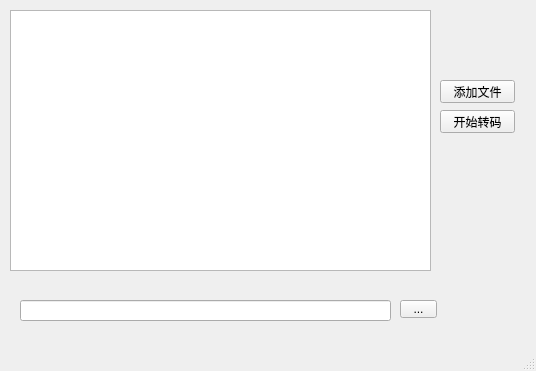
Old version of the form mainwindow.ui in the repository btnkij/qsv2flv.
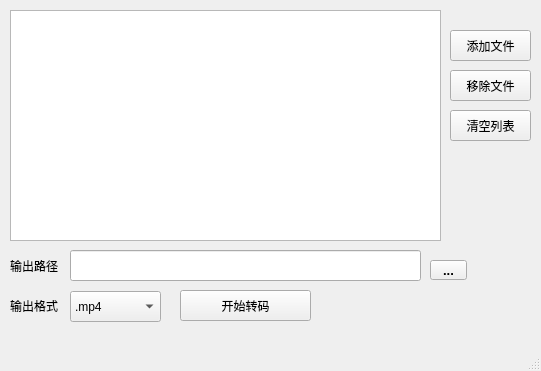
New version of the form.

Diff of the .ui file:
```diff
--- a/mainwindow.ui
+++ b/mainwindow.ui
@@ -6,7 +6,7 @@
    <rect>
     <x>0</x>
     <y>0</y>
-    <width>536</width>
+    <width>541</width>
     <height>371</height>
    </rect>
   </property>
@@ -17,10 +17,10 @@
    <widget class="QPushButton" name="pushButton">
     <property name="geometry">
      <rect>
-      <x>440</x>
-      <y>110</y>
-      <width>75</width>
-      <height>23</height>
+      <x>180</x>
+      <y>290</y>
+      <width>131</width>
+      <height>31</height>
      </rect>
     </property>
     <property name="text">
@@ -30,22 +30,32 @@
    <widget class="QLineEdit" name="txtOutputPath">
     <property name="geometry">
      <rect>
-      <x>20</x>
-      <y>300</y>
-      <width>371</width>
-      <height>21</height>
+      <x>70</x>
+      <y>250</y>
+      <width>351</width>
+      <height>31</height>
      </rect>
     </property>
+    <property name="text">
+     <string/>
+    </property>
    </widget>
    <widget class="QToolButton" name="btnSelectOutputPath">
     <property name="geometry">
      <rect>
-      <x>400</x>
-      <y>300</y>
+      <x>430</x>
+      <y>260</y>
       <width>37</width>
-      <height>18</height>
+      <height>20</height>
      </rect>
     </property>
+    <property name="font">
+     <font>
+      <pointsize>10</pointsize>
+      <weight>75</weight>
+      <bold>true</bold>
+     </font>
+    </property>
     <property name="contextMenuPolicy">
      <enum>Qt::NoContextMenu</enum>
     </property>
@@ -56,10 +66,10 @@
    <widget class="QPushButton" name="btnAppendFiles">
     <property name="geometry">
      <rect>
-      <x>440</x>
-      <y>80</y>
-      <width>75</width>
-      <height>23</height>
+      <x>450</x>
+      <y>30</y>
+      <width>81</width>
+      <height>31</height>
      </rect>
     </property>
     <property name="text">
@@ -71,8 +81,8 @@
      <rect>
       <x>10</x>
       <y>10</y>
-      <width>421</width>
-      <height>261</height>
+      <width>431</width>
+      <height>231</height>
      </rect>
     </property>
     <property name="contextMenuPolicy">
@@ -81,19 +91,118 @@
     <property name="editTriggers">
      <set>QAbstractItemView::NoEditTriggers</set>
     </property>
+    <property name="alternatingRowColors">
+     <bool>true</bool>
+    </property>
     <property name="selectionBehavior">
      <enum>QAbstractItemView::SelectRows</enum>
     </property>
+    <property name="verticalScrollMode">
+     <enum>QAbstractItemView::ScrollPerPixel</enum>
+    </property>
+    <property name="horizontalScrollMode">
+     <enum>QAbstractItemView::ScrollPerPixel</enum>
+    </property>
+    <property name="wordWrap">
+     <bool>false</bool>
+    </property>
+    <attribute name="horizontalHeaderCascadingSectionResizes">
+     <bool>false</bool>
+    </attribute>
+    <attribute name="horizontalHeaderMinimumSectionSize">
+     <number>40</number>
+    </attribute>
+    <attribute name="horizontalHeaderDefaultSectionSize">
+     <number>40</number>
+    </attribute>
     <attribute name="horizontalHeaderHighlightSections">
      <bool>false</bool>
     </attribute>
+    <attribute name="horizontalHeaderStretchLastSection">
+     <bool>false</bool>
+    </attribute>
     <attribute name="verticalHeaderVisible">
      <bool>false</bool>
     </attribute>
+    <attribute name="verticalHeaderMinimumSectionSize">
+     <number>25</number>
+    </attribute>
     <attribute name="verticalHeaderHighlightSections">
      <bool>false</bool>
     </attribute>
    </widget>
+   <widget class="QComboBox" name="cbxTargetFormat">
+    <property name="geometry">
+     <rect>
+      <x>70</x>
+      <y>291</y>
+      <width>91</width>
+      <height>31</height>
+     </rect>
+    </property>
+    <item>
+     <property name="text">
+      <string>.mp4</string>
+     </property>
+    </item>
+    <item>
+     <property name="text">
+      <string>.flv</string>
+     </property>
+    </item>
+   </widget>
+   <widget class="QPushButton" name="btnRemoveFile">
+    <property name="geometry">
+     <rect>
+      <x>450</x>
+      <y>70</y>
+      <width>81</width>
+      <height>31</height>
+     </rect>
+    </property>
+    <property name="text">
+     <string>移除文件</string>
+    </property>
+   </widget>
+   <widget class="QPushButton" name="btnClearList">
+    <property name="geometry">
+     <rect>
+      <x>450</x>
+      <y>110</y>
+      <width>81</width>
+      <height>31</height>
+     </rect>
+    </property>
+    <property name="text">
+     <string>清空列表</string>
+    </property>
+   </widget>
+   <widget class="QLabel" name="label">
+    <property name="geometry">
+     <rect>
+      <x>10</x>
+      <y>260</y>
+      <width>54</width>
+      <height>12</height>
+     </rect>
+    </property>
+    <property name="text">
+     <string>输出路径</string>
+    </property>
+   </widget>
+   <widget class="QLabel" name="label_2">
+    <property name="geometry">
+     <rect>
+      <x>10</x>
+      <y>300</y>
+      <width>54</width>
+      <height>12</height>
+     </rect>
+    </property>
+    <property name="text">
+     <string>输出格式</string>
+    </property>
+   </widget>
   </widget>
   <widget class="QMenuBar" name="menubar">
    <property name="geometry">
```
Left out of the diff: 10 changed lines with no effect on the pictures.
